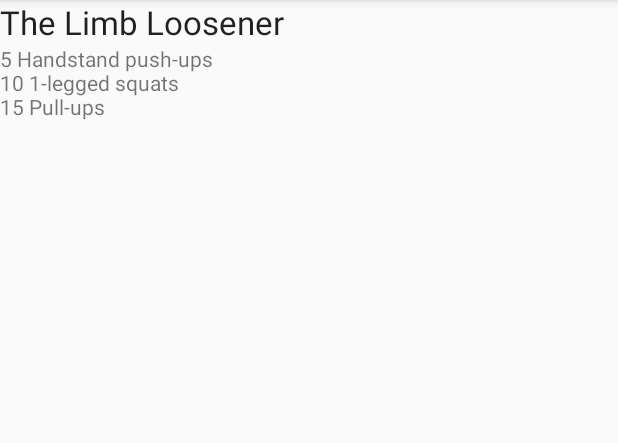
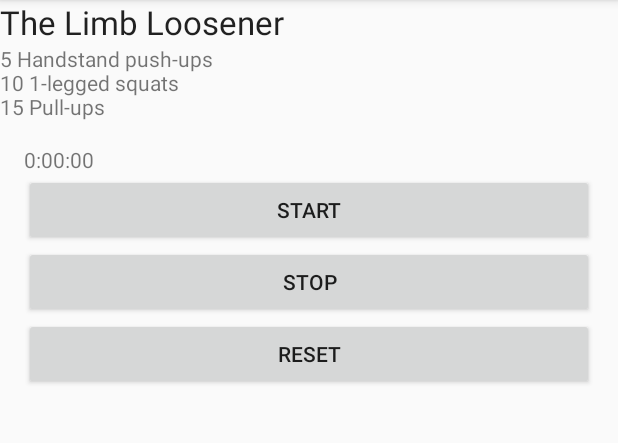
Before and after one commit to sabbiu/learn-android, an Android app: the screen it shows after launch (DetailActivity), after a tap on "The Limb Loosener", on a phone screen of 412 x 824 dp, the part 84-527 px from its top. Run offline under Robolectric (Android 15) with nearby library versions, the phone set to English and light mode, and no system bars.

Commit message:
nested fragment

```diff
--- /dev/null
+++ b/app/src/main/java/com/example/appbar/StopWatchFragment.java
@@ -0,0 +1,113 @@
+package com.example.appbar;
+
+import android.os.Handler;
+import android.support.annotation.Nullable;
+import android.support.v4.app.Fragment;
+import android.support.v7.app.AppCompatActivity;
+import android.os.Bundle;
+import android.view.LayoutInflater;
+import android.view.View;
+import android.view.ViewGroup;
+import android.widget.Button;
+import android.widget.TextView;
+
+import java.util.Locale;
+
+public class StopWatchFragment extends Fragment implements View.OnClickListener{
+
+    private int seconds = 0;
+    private boolean running;
+    private boolean wasRunning;
+
+    @Override
+    public void onCreate(Bundle savedInstanceState) {
+        super.onCreate(savedInstanceState);
+        if (savedInstanceState != null) {
+            seconds = savedInstanceState.getInt("seconds");
+            running = savedInstanceState.getBoolean("running");
+            wasRunning = savedInstanceState.getBoolean("wasRunning");
+        }
+    }
+
+    @Nullable
+    @Override
+    public View onCreateView(LayoutInflater inflater, @Nullable ViewGroup container, @Nullable Bundle savedInstanceState) {
+        View layout = inflater.inflate(R.layout.fragment_stop_watch, container, false);
+        runTimer(layout);
+
+        Button startBtn = (Button) layout.findViewById(R.id.start);
+        startBtn.setOnClickListener(this);
+        Button stopBtn = (Button) layout.findViewById(R.id.stop);
+        stopBtn.setOnClickListener(this);
+        Button resetBtn = (Button) layout.findViewById(R.id.reset);
+        resetBtn.setOnClickListener(this);
+
+
+        return layout;
+    }
+
+    @Override
+    public void onPause() {
+        super.onPause();
+        wasRunning = running;
+        running = false;
+    }
+
+    @Override
+    public void onResume() {
+        super.onResume();
+        if (wasRunning) running = true;
+    }
+
+    @Override
+    public void onSaveInstanceState(Bundle outState) {
+        outState.putInt("seconds", seconds);
+        outState.putBoolean("running", running);
+        outState.putBoolean("wasRunning", wasRunning);
+    }
+
+    private void onClickStart() {
+        running = true;
+    }
+
+    private void onClickStop() {
+        running = false;
+    }
+
+    private void onClickReset() {
+        running = false;
+        seconds = 0;
+    }
+
+    private void runTimer(View view) {
+        final TextView timeView = (TextView) view.findViewById(R.id.time_view);
+        final Handler handler = new Handler();
+        handler.post(new Runnable() {
+            @Override
+            public void run() {
+                int hours = seconds/3600;
+                int minutes = (seconds % 3600)/60;
+                int secs = seconds%60;
+                String time = String.format(Locale.getDefault(), "%d:%02d:%02d", hours, minutes, seconds);
+                timeView.setText(time);
+                if (running) seconds++;
+                handler.postDelayed(this, 1000);
+            }
+        });
+    }
+
+    @Override
+    public void onClick(View v) {
+        switch (v.getId()) {
+            case R.id.start:
+                onClickStart();
+                break;
+            case R.id.stop:
+                onClickStop();
+                break;
+            case R.id.reset:
+                onClickReset();
+                break;
+        }
+    }
+}
--- a/app/src/main/java/com/example/appbar/WorkoutDetailFragment.java
+++ b/app/src/main/java/com/example/appbar/WorkoutDetailFragment.java
@@ -4,6 +4,7 @@ package com.example.appbar;
 import android.os.Bundle;
 import android.support.annotation.Nullable;
 import android.support.v4.app.Fragment;
+import android.support.v4.app.FragmentTransaction;
 import android.view.LayoutInflater;
 import android.view.View;
 import android.view.ViewGroup;
@@ -24,7 +25,14 @@ public class WorkoutDetailFragment extends Fragment {
     @Override
     public void onCreate(@Nullable Bundle savedInstanceState) {
         super.onCreate(savedInstanceState);
-        if (savedInstanceState != null) {
+        if (savedInstanceState == null) {
+            StopWatchFragment swFrag = new StopWatchFragment();
+            FragmentTransaction ft = getChildFragmentManager().beginTransaction();
+            ft.add(R.id.stop_watch_container, swFrag);
+            ft.addToBackStack(null);
+            ft.setTransition(FragmentTransaction.TRANSIT_FRAGMENT_FADE);
+            ft.commit();
+        } else {
             workoutId = savedInstanceState.getLong("workoutId");
         }
     }
--- /dev/null
+++ b/app/src/main/res/layout/activity_temp.xml
@@ -0,0 +1,6 @@
+<?xml version="1.0" encoding="utf-8"?>
+<FrameLayout xmlns:android="http://schemas.android.com/apk/res/android"
+    android:layout_width="match_parent" android:layout_height="match_parent"
+    android:id="@+id/stop_watch_container">
+
+</FrameLayout>
--- /dev/null
+++ b/app/src/main/res/layout/fragment_stop_watch.xml
@@ -0,0 +1,33 @@
+<?xml version="1.0" encoding="utf-8"?>
+<LinearLayout xmlns:android="http://schemas.android.com/apk/res/android"
+    xmlns:tools="http://schemas.android.com/tools"
+    android:layout_height="match_parent"
+    android:layout_width="match_parent"
+    android:orientation="vertical"
+    android:padding="16dp" >
+
+
+    <TextView
+        android:id="@+id/time_view"
+        android:layout_width="match_parent"
+        android:layout_height="wrap_content"
+        android:text="TextView" />
+
+    <Button
+        android:id="@+id/start"
+        android:layout_width="match_parent"
+        android:layout_height="wrap_content"
+        android:text="Start" />
+
+    <Button
+        android:id="@+id/stop"
+        android:layout_width="match_parent"
+        android:layout_height="wrap_content"
+        android:text="Stop" />
+
+    <Button
+        android:id="@+id/reset"
+        android:layout_width="match_parent"
+        android:layout_height="wrap_content"
+        android:text="Reset" />
+</LinearLayout>
--- a/app/src/main/res/layout/fragment_workout_detail.xml
+++ b/app/src/main/res/layout/fragment_workout_detail.xml
@@ -15,4 +15,10 @@
         android:id="@+id/textDescription"
         android:layout_width="wrap_content"
         android:layout_height="wrap_content" />
+
+    <FrameLayout
+        android:id="@+id/stop_watch_container"
+        android:layout_width="match_parent"
+        android:layout_height="match_parent" />
+
 </LinearLayout>
```
Also changed, not shown: app/src/main/AndroidManifest.xml (+8 -1 lines), app/src/main/java/com/example/appbar/TempActivity.java (added, +29 -0 lines).
